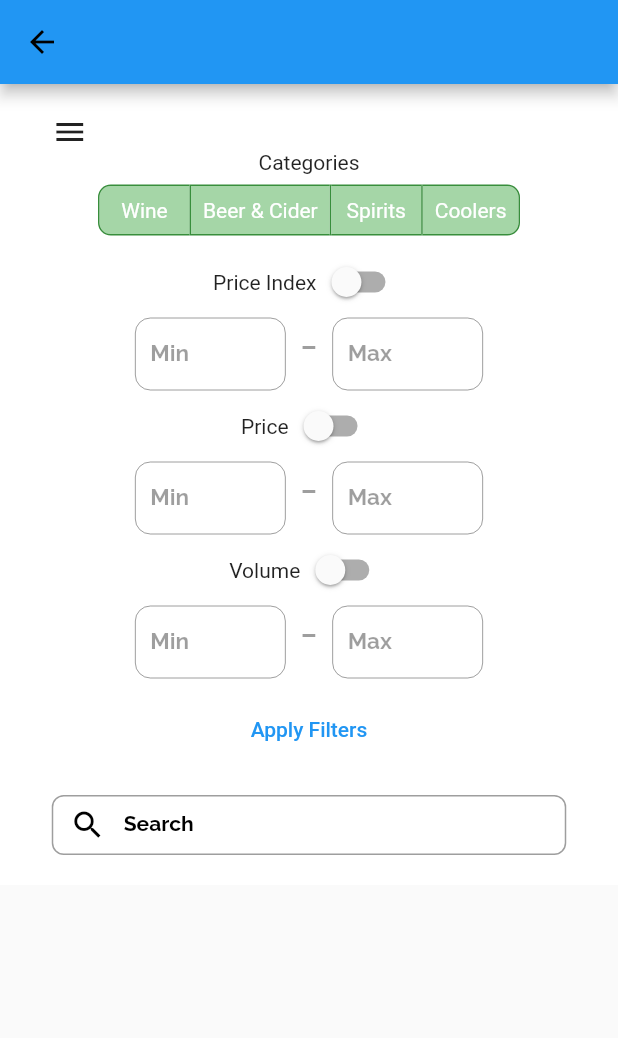
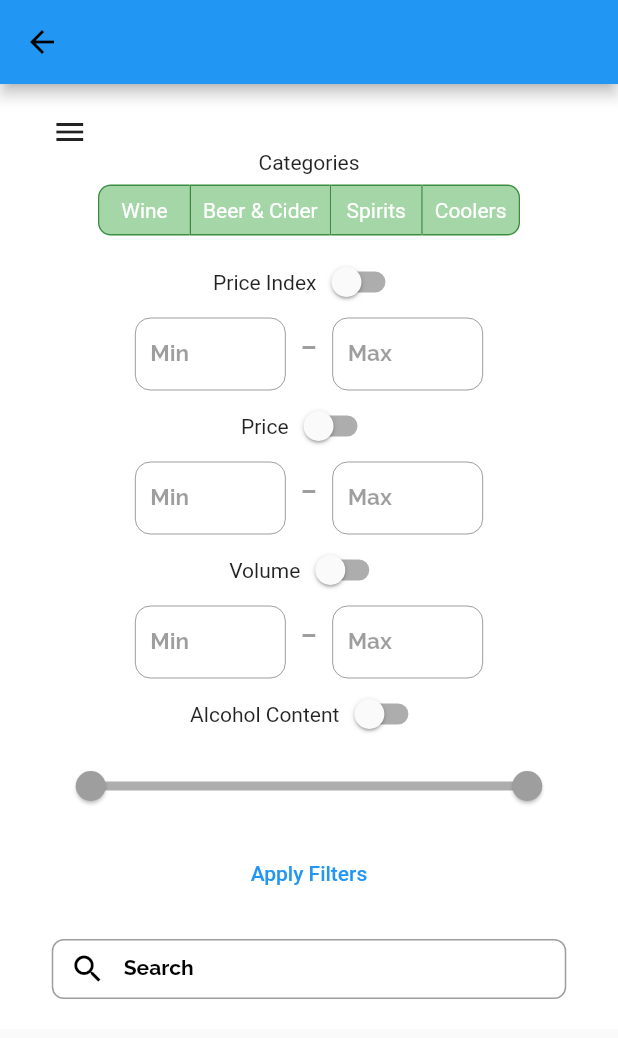
Before and after one commit to Trype/beer_stop, a Flutter app: the SearchScreen screen opened directly, after a tap on the "menu" icon, on a phone screen of 412 x 824 dp. Shown: the top 1038 px of the screen. Run offline on Flutter 3.47's test engine with Material 2 defaults, Android fonts, the light colour scheme and no system bars; our stand-ins replace cached_network_image, flutter_svg; network calls fail.

Commit message:
Add alcohol contents filter

```diff
--- a/lib/data/AlcoholFilters.dart
+++ b/lib/data/AlcoholFilters.dart
@@ -26,4 +26,5 @@ class AlcoholFilters {
   RangeFilter priceIndices = RangeFilter(filterName: "Price Index");
   RangeFilter prices = RangeFilter(filterName: "Price");
   RangeFilter volumes = RangeFilter(filterName: "Volume");
+  RangeFilter alcoholContents = RangeFilter.fromInitialVals(minVal: 0, maxVal: 100, filterName: "Alcohol Content");
 }
--- a/lib/data/RangeFilter.dart
+++ b/lib/data/RangeFilter.dart
@@ -5,6 +5,8 @@ class RangeFilter {
   final String filterName;
 
   RangeFilter({required this.filterName});
+
+  RangeFilter.fromInitialVals({required this.minVal, required this.maxVal, required this.filterName});
 
   bool _validateMin(String? value){
     return (enabled && value != null && value.isNotEmpty
--- a/lib/domain/QueryBuilder.dart
+++ b/lib/domain/QueryBuilder.dart
@@ -16,5 +16,6 @@ String buildQuery(AlcoholFilters? filters){
   if(filters.prices.maxVal != null && filters.prices.enabled) query += "&maxPrice=${filters.prices.maxVal}";
   if(filters.volumes.minVal != null && filters.volumes.enabled) query += "&minVolume=${filters.volumes.minVal}";
   if(filters.volumes.maxVal != null && filters.volumes.enabled) query += "&maxVolume=${filters.volumes.maxVal}";
+  if(filters.alcoholContents.enabled) query += "&minVolume=${filters.volumes.minVal}&maxVolume=${filters.volumes.maxVal}";
   return query;
 }
--- a/lib/screens/search_screen.dart
+++ b/lib/screens/search_screen.dart
@@ -32,7 +32,6 @@ class _SearchScreenState extends State<SearchScreen> {
 
   TextEditingController _minVolumeController = TextEditingController();
   TextEditingController _maxVolumeController = TextEditingController();
-
 
   Widget _createFilterFormFieldRow(TextEditingController minController, TextEditingController maxController, RangeFilter range){
     return Row(
@@ -98,6 +97,32 @@ class _SearchScreenState extends State<SearchScreen> {
         _createFilterFormFieldRow(minController, maxController, range)
       ],
     );
+  }
+
+  Widget _createFilterRangeSlider(RangeFilter range){
+    return Column(
+      crossAxisAlignment: CrossAxisAlignment.start,
+      children: [
+        _createFilterFormFieldHeader(widget.filters.alcoholContents),
+        RangeSlider(
+          values: RangeValues(widget.filters.alcoholContents.minVal!,
+              widget.filters.alcoholContents.maxVal!),
+          max: 100,
+          divisions: 50,
+          labels: RangeLabels(
+            widget.filters.alcoholContents.minVal!.round().toString(),
+            widget.filters.alcoholContents.maxVal!.round().toString(),
+          ),
+          onChanged: widget.filters.alcoholContents.enabled ? (RangeValues values) {
+            setState(() {
+              widget.filters.alcoholContents.minVal = values.start;
+              widget.filters.alcoholContents.maxVal = values.end;
+            });
+          } : null,
+        )
+      ],
+    );
+
   }
 
   @override
@@ -172,6 +197,7 @@ class _SearchScreenState extends State<SearchScreen> {
                                   _createFilterFormField(_minPriceIndexController, _maxPriceIndexController, widget.filters.priceIndices),
                                   _createFilterFormField(_minPriceController, _maxPriceController, widget.filters.prices),
                                   _createFilterFormField(_minVolumeController, _maxVolumeController, widget.filters.volumes),
+                                  _createFilterRangeSlider(widget.filters.alcoholContents),
                                   const SizedBox(height: 10,),
                                   TextButton(
                                     style: ButtonStyle(
@@ -259,6 +285,10 @@ class _SearchScreenState extends State<SearchScreen> {
   void dispose() {
     _minPriceIndexController.dispose();
     _maxPriceIndexController.dispose();
+    _minPriceController.dispose();
+    _maxPriceController.dispose();
+    _minVolumeController.dispose();
+    _maxVolumeController.dispose();
     super.dispose();
   }
 }
```
